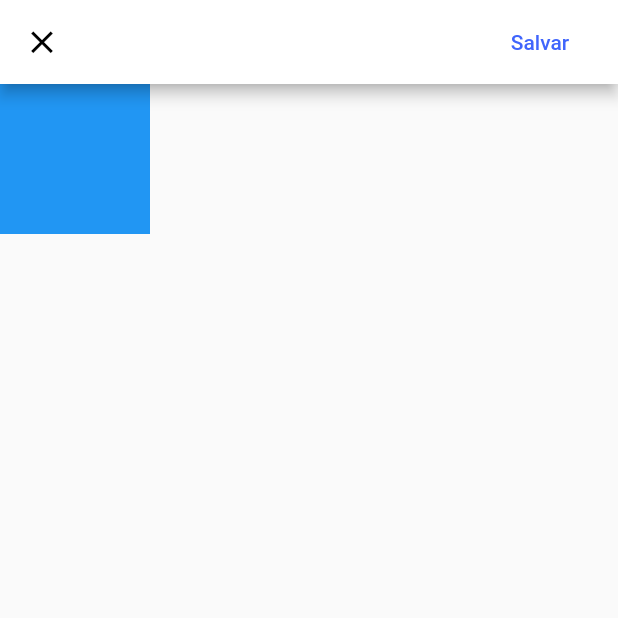
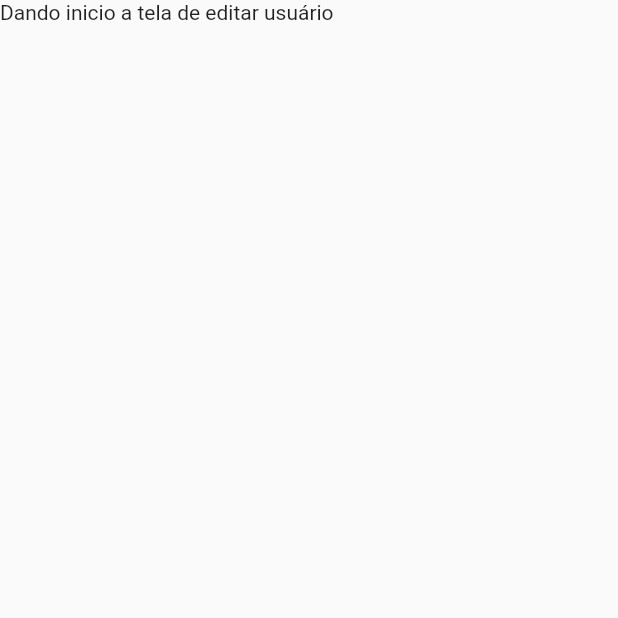
Before and after one commit to mrleonardobrito/inova, a Flutter app: the EditUser screen opened directly, on a phone screen of 412 x 824 dp, the top half of it. Run offline on Flutter 3.47's test engine with Material 2 defaults, Android fonts, the phone set to English and light mode, and no system bars; our stand-ins replace mask_text_input_formatter.

Commit message:
iniciando tela de editar perfil do usuário

```diff
--- a/lib/main.dart
+++ b/lib/main.dart
@@ -11,7 +11,7 @@ import 'src/widget/bottom_bar_navigator.dart';
 void main() {
   runApp(
     const MaterialApp(
-      home: RegisterVaga(),
+      home: EditUser(),
     ),
   );
 }
--- a/lib/src/pages/user/edit_user_page.dart
+++ b/lib/src/pages/user/edit_user_page.dart
@@ -17,50 +17,9 @@ class _EditUserState extends State<EditUser> {
   @override
   Widget build(BuildContext context) {
     return Scaffold(
-        appBar: AppBar(
-          actions: [
-            Padding(
-              padding: EdgeInsets.symmetric(horizontal: 20),
-              child: TextButton(
-                  style: ElevatedButton.styleFrom(
-                    primary: Colors.white,
-                    onPrimary: Color(0xff4065FC),
-                  ),
-                  onPressed: () {
-                    Navigator.push(
-                      context,
-                      MaterialPageRoute(builder: (context) => BottomBar()),
-                    );
-                  },
-                  child: Text(
-                    'Salvar',
-                    style: TextStyle(color: Color(0xff4065FC)),
-                  )),
-            )
-          ],
-          leading: TextButton(
-            onPressed: () {
-              Navigator.push(
-                context,
-                MaterialPageRoute(builder: (context) => BottomBar()),
-              );
-            },
-            style: ElevatedButton.styleFrom(
-              primary: Colors.white,
-              onPrimary: Colors.white,
-            ),
-            child: Icon(
-              Icons.close,
-              color: Colors.black,
-              size: 25,
-            ),
-          ),
-          backgroundColor: Colors.white,
-        ),
-        body: AnimatedContainer(
-          duration: Duration(seconds: 5),
-          color: _isInitialValue ? Colors.blue : Colors.green,
-          child: const SizedBox(width: 100, height: 100),
-        ));
+        body: Container(
+          child: Text('Dando inicio a tela de editar usuário'),
+        )
+    );
   }
 }
```
